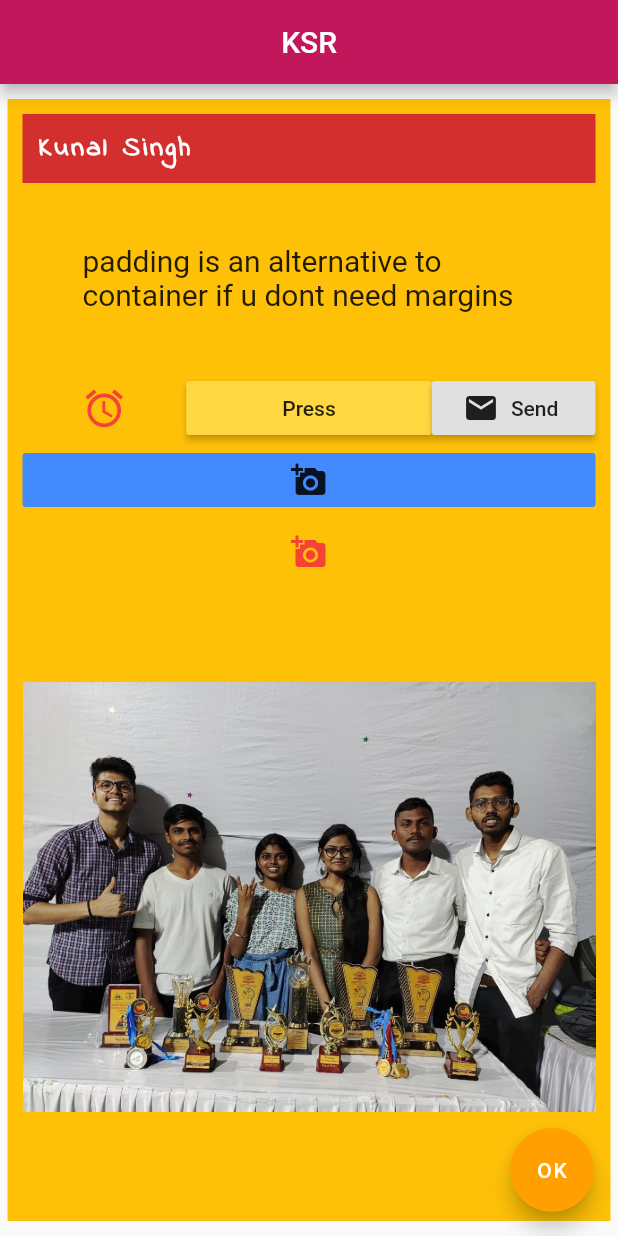
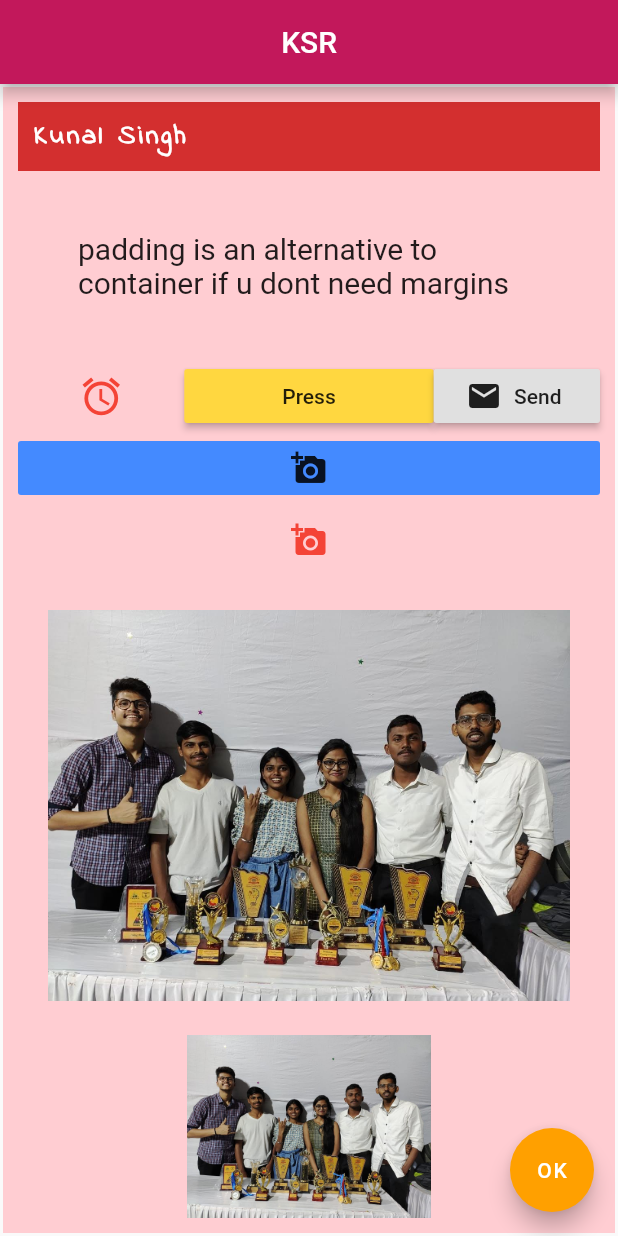
Before and after one commit to singhkunal2050/FlutterNewApp, a Flutter app: the screen it shows after launch, on a phone screen of 412 x 824 dp. Run offline on Flutter 3.47's test engine with Material 2 defaults, Android fonts, the phone set to English and light mode, and no system bars.

Commit message:
expanded > Container >img

```diff
--- a/lib/main.dart
+++ b/lib/main.dart
@@ -17,9 +17,9 @@ class NewApp extends StatelessWidget {
           centerTitle: true,
         ),
         body: Container(
-          color: Colors.amber,
+          color: Colors.red[100],
           // margin: EdgeInsets.all(10),
-          margin: EdgeInsets.fromLTRB(5, 10, 5, 10),
+          margin: EdgeInsets.all(2),
           padding: EdgeInsets.symmetric(
             horizontal: 10,
             vertical: 10,
@@ -91,6 +91,17 @@ class NewApp extends StatelessWidget {
               //     image: NetworkImage(
               //         'https://images.unsplash.com/photo-1589609966838-5c628d5c1aa5?ixlib=rb-1.2.1&ixid=eyJhcHBfaWQiOjEyMDd9&auto=format&fit=crop&w=334&q=80')),
               Expanded(
+                flex: 5,
+                child: Container(
+                  padding: EdgeInsets.all(20),
+                  child: Image(
+                    image: AssetImage('assets/champs.jpg'),
+                    height: 406,
+                  ),
+                ),
+              ),
+              Expanded(
+                flex:2,
                 child: Image(
                   image: AssetImage('assets/champs.jpg'),
                   height: 406,
```
